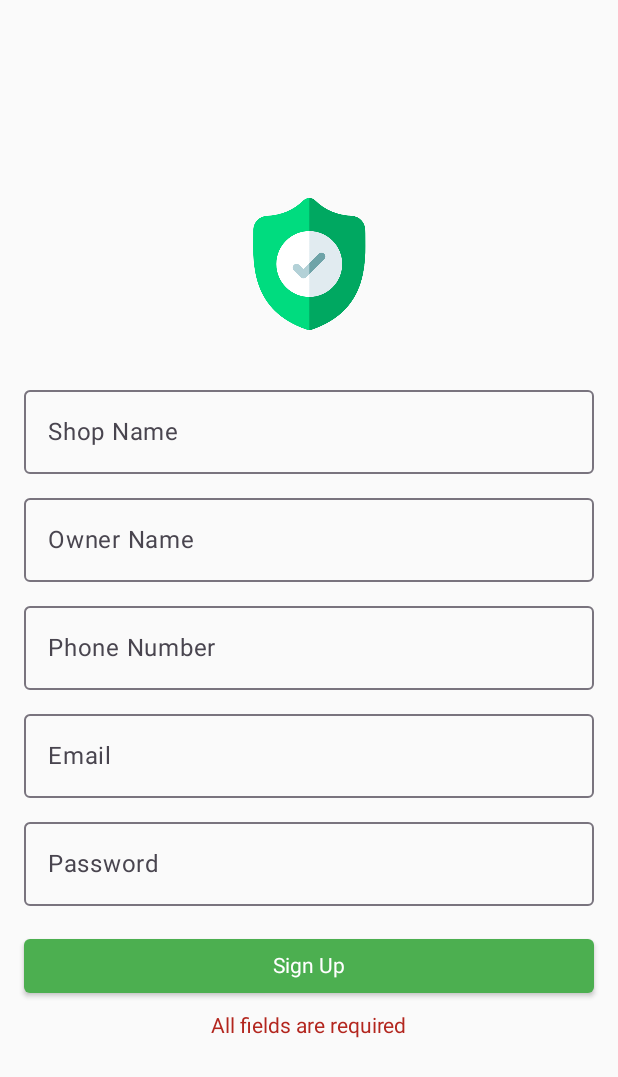
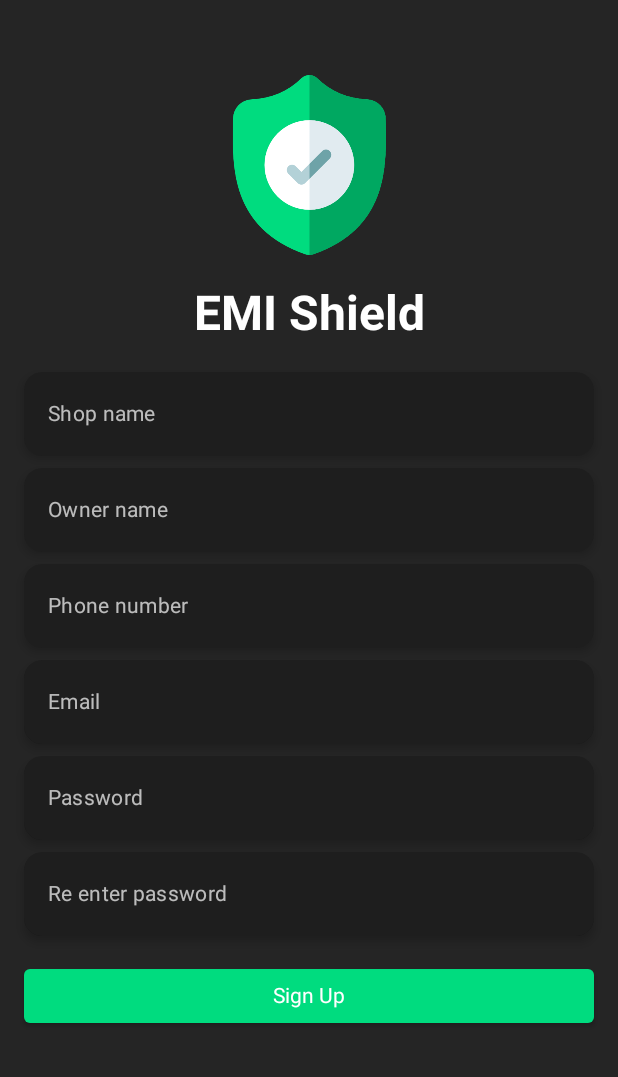
Before and after one commit to RiteshF7/AK48, an Android app built with Jetpack Compose: the SignUpActivity screen opened directly, with no data from a screen before it, after a tap on "Sign Up", on a phone screen of 412 x 824 dp. Shown: the top 1077 px of the screen. Run offline under Robolectric (Android 15) with nearby library versions, the phone set to English and light mode, and no system bars; libraries missing offline, so code that uses them is left out: com.trex.rexnetwork.

Commit message:
added ui for signup

```diff
--- a/app/src/main/java/com/trex/laxmiemi/ui/loginscreen/LoginWithEmail.kt
+++ b/app/src/main/java/com/trex/laxmiemi/ui/loginscreen/LoginWithEmail.kt
@@ -60,8 +60,15 @@ fun LoginScreen(
             contentDescription = "App Logo",
             modifier =
                 Modifier
-                    .size(150.dp)
-                    .padding(bottom = 32.dp),
+                    .size(120.dp),
+        )
+
+        Text(
+            text = "EMI Shield",
+            fontWeight = FontWeight.Bold,
+            color = Color.White,
+            fontSize = 32.sp,
+            modifier = Modifier.padding(bottom = 20.dp, top = 20.dp),
         )
 
         uiState.error?.let { error ->
--- a/app/src/main/java/com/trex/laxmiemi/ui/signupscreen/SignUpActivity.kt
+++ b/app/src/main/java/com/trex/laxmiemi/ui/signupscreen/SignUpActivity.kt
@@ -3,15 +3,26 @@ package com.trex.laxmiemi.ui.signupscreen
 import android.os.Bundle
 import androidx.activity.ComponentActivity
 import androidx.activity.compose.setContent
-import androidx.activity.viewModels
+import androidx.compose.foundation.background
+import androidx.compose.foundation.layout.Box
+import androidx.compose.foundation.layout.fillMaxSize
+import androidx.compose.ui.Modifier
+import androidx.compose.ui.graphics.Color
 
 class SignUpActivity : ComponentActivity() {
     override fun onCreate(savedInstanceState: Bundle?) {
         super.onCreate(savedInstanceState)
         actionBar?.hide()
         setContent {
-            SignUpScreen {
-                finish()
+            Box(
+                modifier =
+                    Modifier
+                        .fillMaxSize()
+                        .background(color = Color.Black.copy(alpha = 0.85f)),
+            ) {
+                SignUpScreen {
+                    finish()
+                }
             }
         }
     }
--- a/app/src/main/java/com/trex/laxmiemi/ui/signupscreen/SignUpScreen.kt
+++ b/app/src/main/java/com/trex/laxmiemi/ui/signupscreen/SignUpScreen.kt
@@ -3,6 +3,7 @@ package com.trex.laxmiemi.ui.signupscreen
 import androidx.compose.foundation.Image
 import androidx.compose.foundation.layout.Arrangement
 import androidx.compose.foundation.layout.Column
+import androidx.compose.foundation.layout.Row
 import androidx.compose.foundation.layout.Spacer
 import androidx.compose.foundation.layout.fillMaxSize
 import androidx.compose.foundation.layout.fillMaxWidth
@@ -12,9 +13,11 @@ import androidx.compose.foundation.layout.size
 import androidx.compose.foundation.text.KeyboardOptions
 import androidx.compose.material.Button
 import androidx.compose.material.ButtonDefaults
+import androidx.compose.material.icons.Icons
+import androidx.compose.material.icons.filled.Error
 import androidx.compose.material3.CircularProgressIndicator
+import androidx.compose.material3.Icon
 import androidx.compose.material3.MaterialTheme
-import androidx.compose.material3.OutlinedTextField
 import androidx.compose.material3.Text
 import androidx.compose.runtime.Composable
 import androidx.compose.runtime.collectAsState
@@ -22,13 +25,17 @@ import androidx.compose.runtime.getValue
 import androidx.compose.ui.Alignment
 import androidx.compose.ui.Modifier
 import androidx.compose.ui.graphics.Color
+import androidx.compose.ui.res.colorResource
 import androidx.compose.ui.res.painterResource
+import androidx.compose.ui.text.font.FontWeight
 import androidx.compose.ui.text.input.KeyboardType
-import androidx.compose.ui.text.input.PasswordVisualTransformation
+import androidx.compose.ui.text.style.TextAlign
 import androidx.compose.ui.unit.dp
+import androidx.compose.ui.unit.sp
 import androidx.lifecycle.viewmodel.compose.viewModel
 import com.trex.laxmiemi.R
 import com.trex.laxmiemi.ui.components.RexActionButton
+import com.trex.laxmiemi.ui.createdevicescreen.FormField
 
 @Composable
 fun SignUpScreen(
@@ -41,9 +48,8 @@ fun SignUpScreen(
         modifier =
             Modifier
                 .fillMaxSize()
-                .padding(16.dp),
+                .padding(vertical = 50.dp, horizontal = 16.dp),
         horizontalAlignment = Alignment.CenterHorizontally,
-        verticalArrangement = Arrangement.Center,
     ) {
         if (uiState.showSuccessLogo) {
             Image(
@@ -54,6 +60,29 @@ fun SignUpScreen(
                         .size(120.dp)
                         .padding(bottom = 16.dp),
             )
+
+            uiState.error?.let { error ->
+                Row(
+                    verticalAlignment = Alignment.CenterVertically,
+                    horizontalArrangement = Arrangement.Center,
+                    modifier = Modifier.padding(bottom = 20.dp),
+                ) {
+                    Icon(
+                        modifier = Modifier.size(20.dp),
+                        imageVector = Icons.Filled.Error,
+                        contentDescription = "",
+                        tint = colorResource(R.color.red_300),
+                    )
+                    Spacer(Modifier.padding(end = 5.dp))
+                    Text(
+                        text = error,
+                        fontSize = 18.sp,
+                        textAlign = TextAlign.Center,
+                        fontWeight = FontWeight.SemiBold,
+                        color = colorResource(R.color.red_300),
+                    )
+                }
+            }
             Text(
                 text = "Sign-Up Successful!",
                 style = MaterialTheme.typography.labelLarge,
@@ -67,55 +96,78 @@ fun SignUpScreen(
                 contentDescription = "App Logo",
                 modifier =
                     Modifier
-                        .size(120.dp)
-                        .padding(bottom = 32.dp),
+                        .size(120.dp),
             )
 
-            OutlinedTextField(
-                value = uiState.shopName,
-                onValueChange = viewModel::onShopNameChange,
-                label = { Text("Shop Name") },
-                modifier = Modifier.fillMaxWidth(),
+            Text(
+                text = "EMI Shield",
+                fontWeight = FontWeight.Bold,
+                color = Color.White,
+                fontSize = 32.sp,
+                modifier = Modifier.padding(bottom = 20.dp, top = 20.dp),
+            )
+
+            FormField(
+                "Shop name",
+                uiState.shopName,
+                null,
+                viewModel::onShopNameChange,
+                KeyboardOptions(keyboardType = KeyboardType.Text),
+                Modifier.fillMaxWidth(),
             )
 
             Spacer(modifier = Modifier.height(8.dp))
 
-            OutlinedTextField(
-                value = uiState.ownerName,
-                onValueChange = viewModel::onOwnerNameChange,
-                label = { Text("Owner Name") },
-                modifier = Modifier.fillMaxWidth(),
+            FormField(
+                "Owner name",
+                uiState.ownerName,
+                null,
+                viewModel::onOwnerNameChange,
+                KeyboardOptions(keyboardType = KeyboardType.Text),
+                Modifier.fillMaxWidth(),
             )
 
             Spacer(modifier = Modifier.height(8.dp))
 
-            OutlinedTextField(
-                value = uiState.ownerPhone,
-                onValueChange = viewModel::onPhoneChange,
-                label = { Text("Phone Number") },
-                modifier = Modifier.fillMaxWidth(),
-                keyboardOptions = KeyboardOptions(keyboardType = KeyboardType.Phone),
+            FormField(
+                "Phone number",
+                uiState.ownerPhone,
+                null,
+                viewModel::onPhoneChange,
+                KeyboardOptions(keyboardType = KeyboardType.Phone),
+                Modifier.fillMaxWidth(),
+            )
+
+            Spacer(modifier = Modifier.height(8.dp))
+            FormField(
+                "Email",
+                uiState.email,
+                null,
+                viewModel::onEmailChange,
+                KeyboardOptions(keyboardType = KeyboardType.Email),
+                Modifier.fillMaxWidth(),
             )
 
             Spacer(modifier = Modifier.height(8.dp))
 
-            OutlinedTextField(
-                value = uiState.email,
-                onValueChange = viewModel::onEmailChange,
-                label = { Text("Email") },
-                modifier = Modifier.fillMaxWidth(),
-                keyboardOptions = KeyboardOptions(keyboardType = KeyboardType.Email),
+            FormField(
+                "Password",
+                uiState.password,
+                null,
+                viewModel::onPasswordChange,
+                KeyboardOptions(keyboardType = KeyboardType.Text),
+                Modifier.fillMaxWidth(),
             )
 
             Spacer(modifier = Modifier.height(8.dp))
 
-            OutlinedTextField(
-                value = uiState.password,
-                onValueChange = viewModel::onPasswordChange,
-                label = { Text("Password") },
-                modifier = Modifier.fillMaxWidth(),
-                visualTransformation = PasswordVisualTransformation(),
-                keyboardOptions = KeyboardOptions(keyboardType = KeyboardType.Password),
+            FormField(
+                "Re enter password",
+                uiState.reEnterPassword,
+                null,
+                viewModel::onReEnterPasswordChange,
+                KeyboardOptions(keyboardType = KeyboardType.Text),
+                Modifier.fillMaxWidth(),
             )
 
             Spacer(modifier = Modifier.height(16.dp))
@@ -126,7 +178,7 @@ fun SignUpScreen(
                 enabled = !uiState.isLoading,
                 colors =
                     ButtonDefaults.buttonColors(
-                        backgroundColor = Color(0xFF4CAF50),
+                        backgroundColor = colorResource(R.color.primary),
                     ),
             ) {
                 if (uiState.isLoading) {
@@ -138,14 +190,6 @@ fun SignUpScreen(
                     Text("Sign Up", color = Color.White)
                 }
             }
-
-            uiState.error?.let { error ->
-                Text(
-                    text = error,
-                    color = MaterialTheme.colorScheme.error,
-                    modifier = Modifier.padding(top = 8.dp),
-                )
-            }
         }
     }
 }
--- a/app/src/main/java/com/trex/laxmiemi/ui/signupscreen/SignUpViewModel.kt
+++ b/app/src/main/java/com/trex/laxmiemi/ui/signupscreen/SignUpViewModel.kt
@@ -32,6 +32,10 @@ class SignUpViewModel : ViewModel() {
         _uiState.update { it.copy(email = email) }
     }
 
+    fun onReEnterPasswordChange(email: String) {
+        _uiState.update { it.copy(email = email) }
+    }
+
     fun onPasswordChange(password: String) {
         _uiState.update { it.copy(password = password) }
     }
@@ -44,17 +48,21 @@ class SignUpViewModel : ViewModel() {
 
     private fun validateInputs(): Boolean {
         val state = uiState.value
-        return if (state.shopName.isBlank() ||
+        if (state.shopName.isBlank() ||
             state.ownerName.isBlank() ||
             state.ownerPhone.isBlank() ||
             state.email.isBlank() ||
             state.password.isBlank()
         ) {
             _uiState.update { it.copy(error = "All fields are required") }
-            false
+            return false
         } else {
-            true
+            if (state.password != state.reEnterPassword) {
+                _uiState.update { it.copy(error = "Both password should be same!") }
+                return false
+            }
         }
+        return true
     }
 
     private fun setLoadingState(isLoading: Boolean) {
@@ -133,6 +141,7 @@ data class SignUpUiState(
     val ownerPhone: String = "",
     val email: String = "",
     val password: String = "",
+    val reEnterPassword: String = "",
     val isLoading: Boolean = false,
     val error: String? = null,
     val signUpSuccess: Boolean = false,
```
